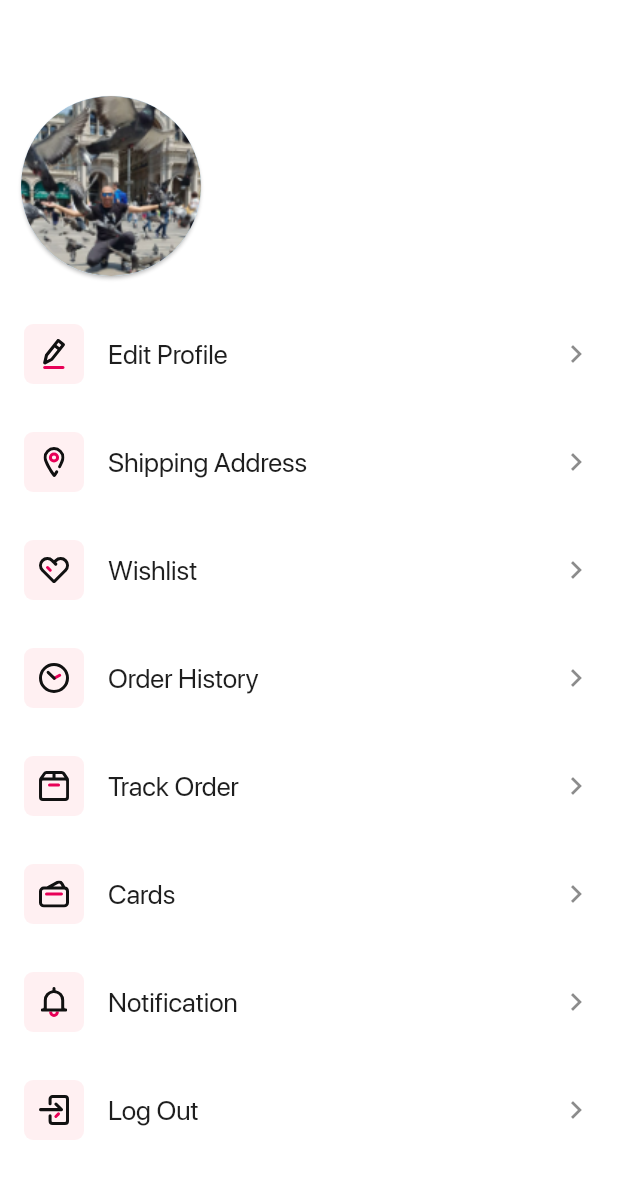
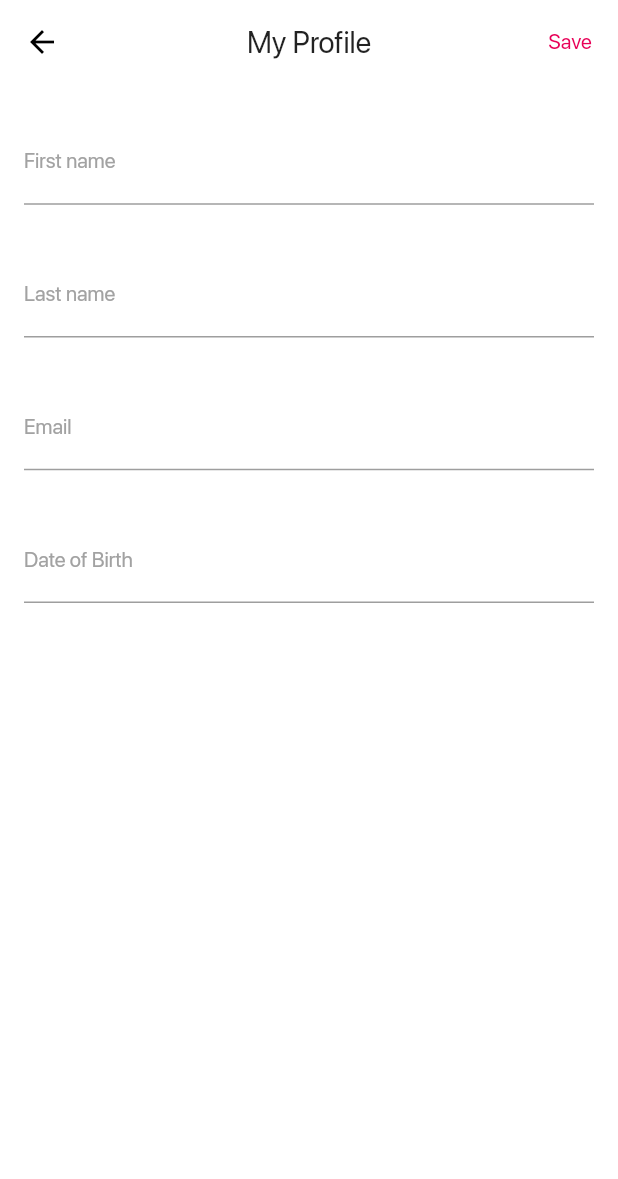
Before and after one commit to bashar963/e_commerce_alwalla, a Flutter app: the AccountTabScreen screen opened directly, after a tap on "Edit Profile", on a phone screen of 412 x 824 dp. Shown: the top 1179 px of the screen. Run offline on Flutter 3.47's test engine with Material 2 defaults, Android fonts, the phone set to English and light mode, and no system bars; drawn by our look-alikes of auto_size_text; our stand-ins replace chopper, flutter_svg, flutter_xlider, font_awesome_flutter, get, shared_preferences and 1 more; missing offline and left inert: slide_item; accounts and stored records are empty; generated files the repository leaves out were written again; project files that could hold a hidden picture were left out.

Commit message:
move to getx, add login_controller.dart system

```diff
--- a/lib/controller/login_controller.dart
+++ b/lib/controller/login_controller.dart
@@ -6,6 +6,7 @@ import 'package:e_commerce_alwalla/generated/l10n.dart';
 import 'package:e_commerce_alwalla/model/singup/sign_up_request.dart';
 import 'package:e_commerce_alwalla/model/user_model/user_response.dart';
 import 'package:e_commerce_alwalla/screen/home/home_screen.dart';
+import 'package:e_commerce_alwalla/screen/login/login_screen.dart';
 import 'package:e_commerce_alwalla/utils/common.dart';
 import 'package:get/get.dart';
 
@@ -46,7 +47,7 @@ class LoginController extends GetxController {
         var token = jsonDecode(response.bodyString);
         AppPreference.token = 'Bearer ' + token.toString();
 
-        loadUserData();
+        loadUserData(false);
       } else {
         var error = jsonDecode(response.error.toString());
         showFailedMessage(Get.context, error['message'] ?? '');
@@ -57,9 +58,8 @@ class LoginController extends GetxController {
     }
   }
 
-  void loadUserData() async {
+  void loadUserData(bool fromSplash) async {
     try {
-      print(AppPreference.token);
       var response = await MainApi.create().getUserData(AppPreference.token);
       print(response.bodyString);
       print(response.error);
@@ -68,10 +68,19 @@ class LoginController extends GetxController {
         Get.offAll(HomeScreen());
       } else {
         var error = jsonDecode(response.error.toString());
-        showFailedMessage(Get.context, error['message'] ?? '');
+
+        if (fromSplash) {
+          Get.offAll(LoginScreen());
+        } else {
+          showFailedMessage(Get.context, error['message'] ?? '');
+        }
       }
     } on Exception catch (e) {
-      showFailedMessage(Get.context, e.toString());
+      if (fromSplash) {
+        Get.offAll(LoginScreen());
+      } else {
+        showFailedMessage(Get.context, e.toString() ?? '');
+      }
     }
   }
 
@@ -79,8 +88,9 @@ class LoginController extends GetxController {
     try {
       loading(true);
       print(AppPreference.token);
-      var response = await MainApi.create()
-          .sendPasswordRestore({"email": email, "template": "email_reset"});
+      var response = await MainApi.create().sendPasswordRestore(
+        {"email": email, "template": "email_reset"},
+      );
       loading(false);
       print(response.bodyString);
       print(response.error);
@@ -92,7 +102,7 @@ class LoginController extends GetxController {
       }
     } on Exception catch (e) {
       loading(false);
-      showFailedMessage(Get.context, e.toString());
+      showFailedMessage(Get.context, e.toString() ?? '');
     }
   }
 }
--- a/lib/data/app_preference.dart
+++ b/lib/data/app_preference.dart
@@ -9,8 +9,6 @@ abstract class AppPreference {
   static final String _appLanguage = "appLanguage";
 
   static Future<void> init() async {
-    // ignore: invalid_use_of_visible_for_testing_member
-    SharedPreferences.setMockInitialValues({});
     _sharedPreferences = await SharedPreferences.getInstance();
   }
 
--- a/lib/data/main_api/main_api.dart
+++ b/lib/data/main_api/main_api.dart
@@ -23,6 +23,10 @@ abstract class MainApi extends ChopperService {
   @Get(path: '/customers/me')
   Future<Response> getUserData(@Header('Authorization') String token);
 
+  @Put(path: '/customers/me')
+  Future<Response> updateUserProfile(
+      @Header('Authorization') String token, @Body() Map<String, dynamic> body);
+
   @Get(path: '/customers/isEmailAvailable')
   Future<Response> isEmailAvailable(@Field('customerEmail') String email);
 
--- a/lib/l10n/intl_ar.arb
+++ b/lib/l10n/intl_ar.arb
@@ -19,6 +19,11 @@
   "see_all": "اظهار الكل",
   "featured_brands": "ماركات مميزة",
   "recommended": "موصى به",
+  "first_name": "الاسم الاول",
+  "last_name": "الاسم الاخير",
+  "my_profile": "حسابي",
+  "dob": "تاريخ الميلاد",
+  "gender": "الجنس",
   "products": "{count} منتجات",
   "sign_up_page": "تسجيل حساب جديد",
   "account_created": "تم انشاء الحساب بنجاح،\nيمكنك الآن تسجيل الدخول.",
--- a/lib/l10n/intl_en.arb
+++ b/lib/l10n/intl_en.arb
@@ -23,6 +23,11 @@
   "products": "{count} Products",
   "sign_up_page": "Sign Up",
   "account_created": "The account was created successfully,\nyou can now log in.",
+  "first_name": "First name",
+  "last_name": "Last name",
+  "my_profile": "My Profile",
+  "dob": "Date of Birth",
+  "gender": "Gender",
   "password_reset_sent": "Password reset link has been sent to your email address",
   "account_restore": "Account Restore",
   "enter_your_email": "Enter Your Email",
--- a/lib/model/user_model/user_response.dart
+++ b/lib/model/user_model/user_response.dart
@@ -14,6 +14,8 @@ class UserResponse {
     this.email,
     this.firstname,
     this.lastname,
+    this.dob,
+    this.gender,
     this.storeId,
     this.websiteId,
     this.addresses,
@@ -29,6 +31,8 @@ class UserResponse {
   String email;
   String firstname;
   String lastname;
+  String dob;
+  String gender;
   int storeId;
   int websiteId;
   List<dynamic> addresses;
@@ -49,6 +53,8 @@ class UserResponse {
         email: json["email"],
         firstname: json["firstname"],
         lastname: json["lastname"],
+        dob: json["dob"],
+        gender: json["gender"],
         storeId: json["store_id"],
         websiteId: json["website_id"],
         addresses: List<dynamic>.from(json["addresses"].map((x) => x)),
@@ -66,6 +72,8 @@ class UserResponse {
         "email": email,
         "firstname": firstname,
         "lastname": lastname,
+        "dob": dob,
+        "gender": gender,
         "store_id": storeId,
         "website_id": websiteId,
         "addresses": List<dynamic>.from(addresses.map((x) => x)),
--- a/lib/screen/home/account_tab/account_tab_screen.dart
+++ b/lib/screen/home/account_tab/account_tab_screen.dart
@@ -5,6 +5,7 @@ import 'package:e_commerce_alwalla/screen/addresses/addresses_screen.dart';
 import 'package:e_commerce_alwalla/screen/cards/cards_screen.dart';
 import 'package:e_commerce_alwalla/screen/login/login_screen.dart';
 import 'package:e_commerce_alwalla/screen/order_history/orders_history_screen.dart';
+import 'package:e_commerce_alwalla/screen/profile/profile.dart';
 import 'package:e_commerce_alwalla/screen/wishlist/wishlist_screen.dart';
 import 'package:e_commerce_alwalla/theme/app_theme.dart';
 import 'package:e_commerce_alwalla/utils/common.dart';
@@ -24,7 +25,9 @@ class _AccountTabScreenState extends State<AccountTabScreen> {
   void initState() {
     super.initState();
     _settings = [
-      Setting("assets/icons/edit.svg", "Edit Profile", () {}),
+      Setting("assets/icons/edit.svg", "Edit Profile", () {
+        Get.to(ProfileScreen());
+      }),
       Setting("assets/icons/location.svg", "Shipping Address", () {
         Navigator.push(
             context, MaterialPageRoute(builder: (c) => AddressesScreen()));
--- /dev/null
+++ b/lib/screen/profile/profile.dart
@@ -0,0 +1,203 @@
+import 'package:e_commerce_alwalla/controller/login_controller.dart';
+import 'package:e_commerce_alwalla/generated/l10n.dart';
+import 'package:e_commerce_alwalla/theme/app_theme.dart';
+import 'package:e_commerce_alwalla/utils/common.dart';
+import 'package:flutter/material.dart';
+import 'package:get/get.dart';
+
+class ProfileScreen extends StatefulWidget {
+  @override
+  _ProfileScreenState createState() => _ProfileScreenState();
+}
+
+class _ProfileScreenState extends State<ProfileScreen> {
+  final LoginController _loginController = Get.find();
+  String _firstNameError,
+      _lastNameError,
+      _emailError,
+      _dobError,
+      _genderError,
+      _gender;
+  final _firstNameController = TextEditingController();
+  final _dobController = TextEditingController();
+  final _lastNameController = TextEditingController();
+  final _emailController = TextEditingController();
+  @override
+  void initState() {
+    super.initState();
+    _firstNameController.text = _loginController.user.value.firstname;
+    _lastNameController.text = _loginController.user.value.lastname;
+    _emailController.text = _loginController.user.value.email;
+    _dobController.text = _loginController.user.value.dob;
+    _gender = _loginController.user.value.gender;
+  }
+
+  @override
+  Widget build(BuildContext context) {
+    return Scaffold(
+      backgroundColor: whiteColor,
+      appBar: AppBar(
+        elevation: 0,
+        actions: [
+          TextButton(
+              onPressed: () {},
+              child: Text(
+                'Save',
+                style: TextStyle(color: Theme.of(context).accentColor),
+              ))
+        ],
+        brightness: Brightness.light,
+        title: Text(S.of(context).my_profile),
+        centerTitle: true,
+        backgroundColor: whiteColor,
+      ),
+      body: GestureDetector(
+          onTap: () {
+            hideKeyboard(context);
+          },
+          child: body()),
+    );
+  }
+
+  Widget body() {
+    return SingleChildScrollView(
+      physics: BouncingScrollPhysics(),
+      child: Padding(
+        padding: const EdgeInsets.symmetric(horizontal: 16),
+        child: Column(
+          crossAxisAlignment: CrossAxisAlignment.stretch,
+          children: [
+            const SizedBox(
+              height: 24,
+            ),
+            TextFormField(
+              controller: _firstNameController,
+              keyboardType: TextInputType.text,
+              cursorWidth: 1,
+              textAlign: TextAlign.start,
+              textDirection: TextDirection.ltr,
+              autofocus: false,
+              onChanged: (s) {
+                setState(() {
+                  _firstNameError = null;
+                });
+              },
+              style: TextStyle(
+                  color: blackColor, fontWeight: FontWeight.w800, fontSize: 15),
+              decoration: InputDecoration(
+                labelText: S.of(context).first_name,
+                errorText: _firstNameError,
+                labelStyle: subTextStyle,
+                focusedBorder: UnderlineInputBorder(
+                    borderSide: BorderSide(color: colorAccent)),
+                border: UnderlineInputBorder(
+                    borderSide: BorderSide(color: lightGrey)),
+              ),
+            ),
+            const SizedBox(
+              height: 32,
+            ),
+            TextFormField(
+              controller: _lastNameController,
+              keyboardType: TextInputType.text,
+              cursorWidth: 1,
+              textAlign: TextAlign.start,
+              textDirection: TextDirection.ltr,
+              autofocus: false,
+              onChanged: (s) {
+                setState(() {
+                  _lastNameError = null;
+                });
+              },
+              style: TextStyle(
+                  color: blackColor, fontWeight: FontWeight.w800, fontSize: 15),
+              decoration: InputDecoration(
+                labelText: S.of(context).last_name,
+                errorText: _lastNameError,
+                labelStyle: subTextStyle,
+                focusedBorder: UnderlineInputBorder(
+                    borderSide: BorderSide(color: colorAccent)),
+                border: UnderlineInputBorder(
+                    borderSide: BorderSide(color: lightGrey)),
+              ),
+            ),
+            const SizedBox(
+              height: 32,
+            ),
+            TextFormField(
+              controller: _emailController,
+              keyboardType: TextInputType.emailAddress,
+              cursorWidth: 1,
+              textAlign: TextAlign.start,
+              textDirection: TextDirection.ltr,
+              autofocus: false,
+              onChanged: (s) {
+                setState(() {
+                  _emailError = null;
+                });
+              },
+              style: TextStyle(
+                  color: blackColor, fontWeight: FontWeight.w800, fontSize: 15),
+              decoration: InputDecoration(
+                labelText: S.of(context).email,
+                errorText: _emailError,
+                labelStyle: subTextStyle,
+                focusedBorder: UnderlineInputBorder(
+                    borderSide: BorderSide(color: colorAccent)),
+                border: UnderlineInputBorder(
+                    borderSide: BorderSide(color: lightGrey)),
+              ),
+            ),
+            const SizedBox(
+              height: 32,
+            ),
+            TextFormField(
+              keyboardType: TextInputType.datetime,
+              cursorWidth: 1,
+              controller: _dobController,
+              textAlign: TextAlign.start,
+              textDirection: TextDirection.ltr,
+              autofocus: false,
+              readOnly: true,
+              onTap: () async {
+                var date = await showDatePicker(
+                    context: Get.context,
+                    initialDate: DateTime(1990),
+                    firstDate: DateTime(1920),
+                    lastDate: DateTime.now());
+                if (date != null) {
+                  setState(() {
+                    _dobController.text = formatDate(date);
+                  });
+                }
+              },
+              onChanged: (s) {
+                setState(() {
+                  _dobError = null;
+                });
+              },
+              style: TextStyle(
+                  color: blackColor, fontWeight: FontWeight.w800, fontSize: 15),
+              decoration: InputDecoration(
+                labelText: S.of(context).dob,
+                errorText: _dobError,
+                labelStyle: subTextStyle,
+                focusedBorder: UnderlineInputBorder(
+                    borderSide: BorderSide(color: colorAccent)),
+                border: UnderlineInputBorder(
+                    borderSide: BorderSide(color: lightGrey)),
+              ),
+            ),
+            const SizedBox(
+              height: 32,
+            ),
+          ],
+        ),
+      ),
+    );
+  }
+
+  String formatDate(DateTime date) {
+    return '${date.year}/${date.month}/${date.day}';
+  }
+}
--- a/lib/screen/splash/splash_screen.dart
+++ b/lib/screen/splash/splash_screen.dart
@@ -17,7 +17,7 @@ class _SplashScreenState extends State<SplashScreen> {
 
     Future.delayed(Duration(seconds: 1), () {
       if (AppPreference.token != null) {
-        _loginController.loadUserData();
+        _loginController.loadUserData(true);
       } else {
         Get.offAll(LoginScreen());
       }
```
Also changed, not shown: lib/data/main_api/main_api.chopper.dart, lib/generated/intl/messages_ar.dart, lib/generated/intl/messages_en.dart, lib/generated/l10n.dart.
